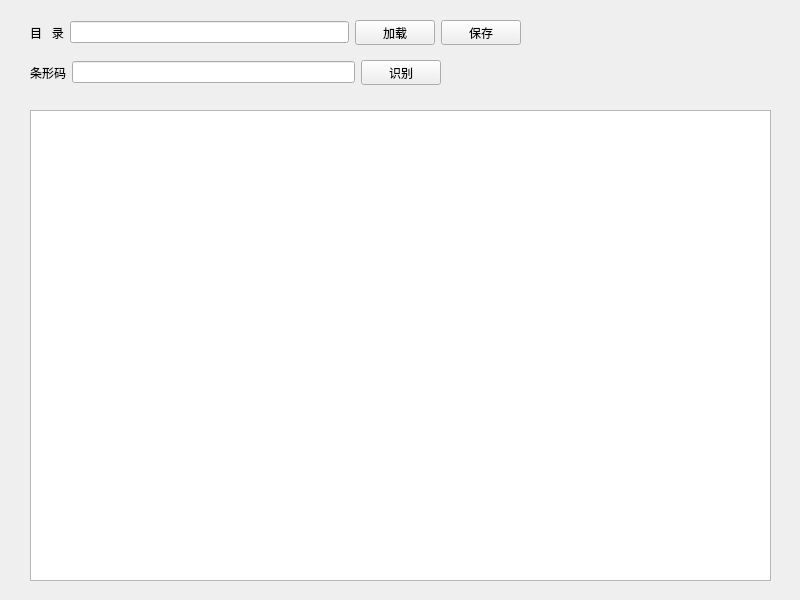
Old version of the form tools/BookList.ui in the repository etony/myPyTool.
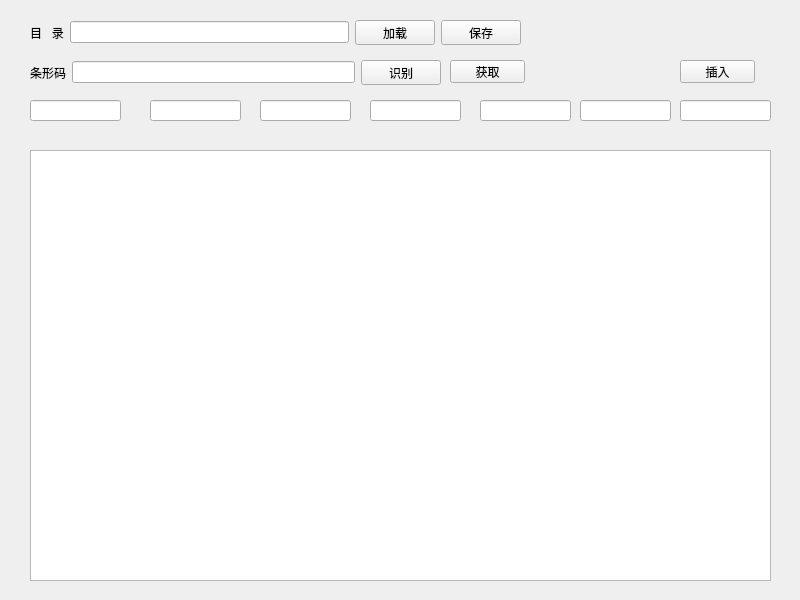
New version of the form.

Patch:
```diff
--- a/tools/BookList.ui
+++ b/tools/BookList.ui
@@ -18,9 +18,9 @@
     <property name="geometry">
      <rect>
       <x>30</x>
-      <y>110</y>
+      <y>150</y>
       <width>741</width>
-      <height>471</height>
+      <height>431</height>
      </rect>
     </property>
     <property name="dragEnabled">
@@ -95,6 +95,102 @@
      </item>
     </layout>
    </widget>
+   <widget class="QLineEdit" name="le_booklist_2">
+    <property name="geometry">
+     <rect>
+      <x>30</x>
+      <y>100</y>
+      <width>91</width>
+      <height>21</height>
+     </rect>
+    </property>
+   </widget>
+   <widget class="QLineEdit" name="le_booklist_3">
+    <property name="geometry">
+     <rect>
+      <x>150</x>
+      <y>100</y>
+      <width>91</width>
+      <height>21</height>
+     </rect>
+    </property>
+   </widget>
+   <widget class="QLineEdit" name="le_booklist_4">
+    <property name="geometry">
+     <rect>
+      <x>260</x>
+      <y>100</y>
+      <width>91</width>
+      <height>21</height>
+     </rect>
+    </property>
+   </widget>
+   <widget class="QLineEdit" name="le_booklist_5">
+    <property name="geometry">
+     <rect>
+      <x>370</x>
+      <y>100</y>
+      <width>91</width>
+      <height>21</height>
+     </rect>
+    </property>
+   </widget>
+   <widget class="QLineEdit" name="le_booklist_6">
+    <property name="geometry">
+     <rect>
+      <x>680</x>
+      <y>100</y>
+      <width>91</width>
+      <height>21</height>
+     </rect>
+    </property>
+   </widget>
+   <widget class="QLineEdit" name="le_booklist_7">
+    <property name="geometry">
+     <rect>
+      <x>580</x>
+      <y>100</y>
+      <width>91</width>
+      <height>21</height>
+     </rect>
+    </property>
+   </widget>
+   <widget class="QLineEdit" name="le_booklist_8">
+    <property name="geometry">
+     <rect>
+      <x>480</x>
+      <y>100</y>
+      <width>91</width>
+      <height>21</height>
+     </rect>
+    </property>
+   </widget>
+   <widget class="QPushButton" name="pb_insert">
+    <property name="geometry">
+     <rect>
+      <x>680</x>
+      <y>60</y>
+      <width>75</width>
+      <height>23</height>
+     </rect>
+    </property>
+    <property name="text">
+     <string>插入</string>
+    </property>
+   </widget>
+   <widget class="QPushButton" name="pb_getbookinfo">
+    <property name="geometry">
+     <rect>
+      <x>450</x>
+      <y>60</y>
+      <width>75</width>
+      <height>23</height>
+     </rect>
+    </property>
+    <property name="text">
+     <string>获取</string>
+    </property>
+   </widget>
   </widget>
  </widget>
  <resources/>
```
